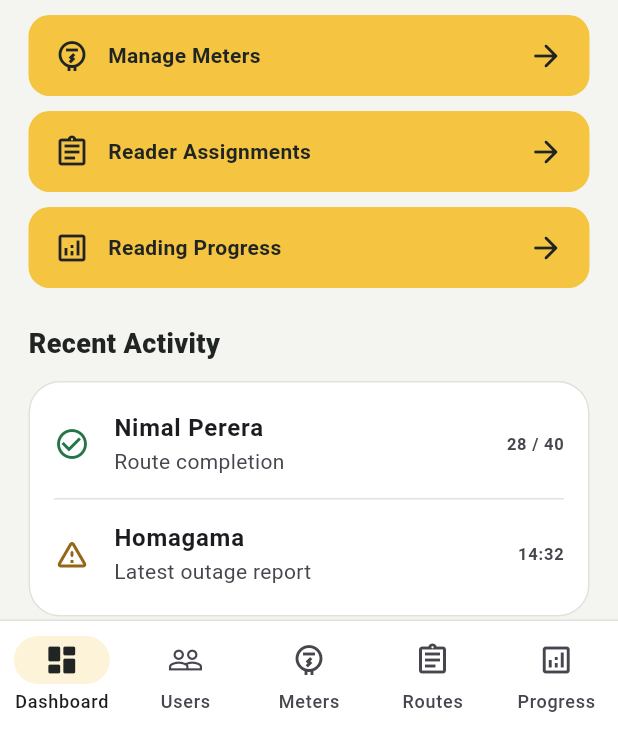
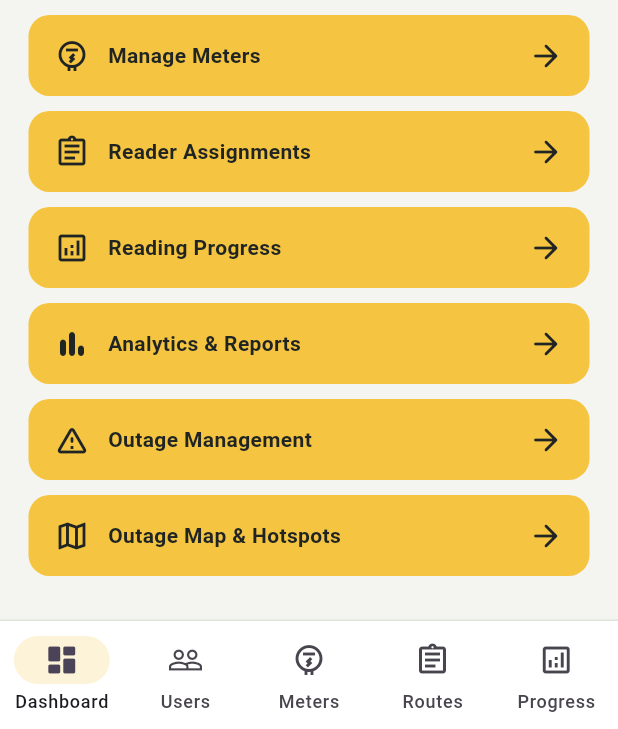
Before and after one commit to ShawindiDinuruvani/MeterMind, a Flutter app: the AdminDashboard screen opened directly, scrolled down 576 dp, on a phone screen of 412 x 824 dp, the part 507-1236 px from its top. Run offline on Flutter 3.47's test engine with Material 3 defaults, Android fonts, the phone set to English and light mode, and no system bars.

Commit message:
Connect all 8 admin pages with dashboard quick actions

```diff
--- a/lib/admin/admin_dashboard.dart
+++ b/lib/admin/admin_dashboard.dart
@@ -5,11 +5,11 @@ import 'manage_users.dart';
 import 'manage_meters.dart';
 import 'meter_reader_assignments.dart';
 import 'reading_progress.dart';
+import 'analytics_reports.dart';
+import 'outage_management.dart';
+import 'outage_map.dart';
 
-// ============================================
 // MeterMind - Smart Energy Glass Theme
-// ============================================
-
 class MMColors {
   static const yellow = Color(0xFFF5C542);
   static const ink = Color(0xFF202523);
@@ -21,10 +21,7 @@ class MMColors {
   static const amber = Color(0xFF936715);
 }
 
-// ============================================
 // Independent Admin App
-// ============================================
-
 void main() {
   runApp(const AdminApp());
 }
@@ -49,16 +46,13 @@ class AdminApp extends StatelessWidget {
           backgroundColor: MMColors.soft,
           foregroundColor: MMColors.ink,
           elevation: 0,
-          centerTitle: false,
         ),
         cardTheme: CardThemeData(
           color: Colors.white,
           elevation: 0,
           shape: RoundedRectangleBorder(
             borderRadius: BorderRadius.circular(21),
-            side: const BorderSide(
-              color: MMColors.line,
-            ),
+            side: const BorderSide(color: MMColors.line),
           ),
         ),
       ),
@@ -67,10 +61,7 @@ class AdminApp extends StatelessWidget {
   }
 }
 
-// ============================================
-// Main Admin Navigation - 5 Pages
-// ============================================
-
+// Main Admin Navigation
 class AdminDashboard extends StatefulWidget {
   const AdminDashboard({super.key});
 
@@ -102,9 +93,7 @@ class _AdminDashboardState extends State<AdminDashboard> {
         decoration: const BoxDecoration(
           color: Colors.white,
           border: Border(
-            top: BorderSide(
-              color: MMColors.line,
-            ),
+            top: BorderSide(color: MMColors.line),
           ),
         ),
         child: SafeArea(
@@ -124,44 +113,27 @@ class _AdminDashboardState extends State<AdminDashboard> {
             destinations: const [
               NavigationDestination(
                 icon: Icon(Icons.dashboard_outlined),
-                selectedIcon: Icon(
-                  Icons.dashboard_rounded,
-                  color: MMColors.ink,
-                ),
+                selectedIcon: Icon(Icons.dashboard_rounded),
                 label: 'Dashboard',
               ),
               NavigationDestination(
                 icon: Icon(Icons.people_outline),
-                selectedIcon: Icon(
-                  Icons.people,
-                  color: MMColors.ink,
-                ),
+                selectedIcon: Icon(Icons.people),
                 label: 'Users',
               ),
               NavigationDestination(
-                icon: Icon(
-                  Icons.electric_meter_outlined,
-                ),
-                selectedIcon: Icon(
-                  Icons.electric_meter,
-                  color: MMColors.ink,
-                ),
+                icon: Icon(Icons.electric_meter_outlined),
+                selectedIcon: Icon(Icons.electric_meter),
                 label: 'Meters',
               ),
               NavigationDestination(
                 icon: Icon(Icons.assignment_outlined),
-                selectedIcon: Icon(
-                  Icons.assignment,
-                  color: MMColors.ink,
-                ),
+                selectedIcon: Icon(Icons.assignment),
                 label: 'Routes',
               ),
               NavigationDestination(
                 icon: Icon(Icons.analytics_outlined),
-                selectedIcon: Icon(
-                  Icons.analytics,
-                  color: MMColors.ink,
-                ),
+                selectedIcon: Icon(Icons.analytics),
                 label: 'Progress',
               ),
             ],
@@ -172,12 +144,16 @@ class _AdminDashboardState extends State<AdminDashboard> {
   }
 }
 
-// ============================================
-// Dashboard Home Page
-// ============================================
-
+// Dashboard Home
 class DashboardHome extends StatelessWidget {
   const DashboardHome({super.key});
+
+  void openPage(BuildContext context, Widget page) {
+    Navigator.push(
+      context,
+      MaterialPageRoute(builder: (_) => page),
+    );
+  }
 
   @override
   Widget build(BuildContext context) {
@@ -213,6 +189,9 @@ class DashboardHome extends StatelessWidget {
         actions: [
           IconButton(
             tooltip: 'Notifications',
+            icon: const Icon(
+              Icons.notifications_none_rounded,
+            ),
             onPressed: () {
               ScaffoldMessenger.of(context).showSnackBar(
                 const SnackBar(
@@ -222,20 +201,12 @@ class DashboardHome extends StatelessWidget {
                 ),
               );
             },
-            icon: const Icon(
-              Icons.notifications_none_rounded,
-            ),
           ),
           const SizedBox(width: 8),
         ],
       ),
       body: ListView(
-        padding: const EdgeInsets.fromLTRB(
-          19,
-          20,
-          19,
-          28,
-        ),
+        padding: const EdgeInsets.fromLTRB(19, 20, 19, 28),
         children: [
           const Text(
             'SUPERVISOR WORKSPACE',
@@ -266,10 +237,7 @@ class DashboardHome extends StatelessWidget {
           ),
           const SizedBox(height: 18),
 
-          // =================================
           // Reading Coverage Card
-          // =================================
-
           Container(
             padding: const EdgeInsets.all(23),
             decoration: BoxDecoration(
@@ -287,8 +255,7 @@ class DashboardHome extends StatelessWidget {
               ),
             ),
             child: const Column(
-              crossAxisAlignment:
-                  CrossAxisAlignment.start,
+              crossAxisAlignment: CrossAxisAlignment.start,
               children: [
                 Text(
                   "Today's reading coverage",
@@ -299,8 +266,7 @@ class DashboardHome extends StatelessWidget {
                 ),
                 SizedBox(height: 10),
                 Row(
-                  crossAxisAlignment:
-                      CrossAxisAlignment.end,
+                  crossAxisAlignment: CrossAxisAlignment.end,
                   children: [
                     Text(
                       '76',
@@ -328,15 +294,14 @@ class DashboardHome extends StatelessWidget {
                 ),
                 SizedBox(height: 14),
                 ClipRRect(
-                  borderRadius:
-                      BorderRadius.all(Radius.circular(10)),
+                  borderRadius: BorderRadius.all(
+                    Radius.circular(10),
+                  ),
                   child: LinearProgressIndicator(
                     value: 0.76,
                     minHeight: 8,
-                    backgroundColor:
-                        Color(0xFF566057),
-                    valueColor:
-                        AlwaysStoppedAnimation<Color>(
+                    backgroundColor: Color(0xFF566057),
+                    valueColor: AlwaysStoppedAnimation<Color>(
                       MMColors.yellow,
                     ),
                   ),
@@ -371,10 +336,7 @@ class DashboardHome extends StatelessWidget {
 
           const SizedBox(height: 13),
 
-          // =================================
           // Statistics Cards
-          // =================================
-
           const Row(
             children: [
               Expanded(
@@ -389,8 +351,7 @@ class DashboardHome extends StatelessWidget {
                 child: _StatCard(
                   title: 'Active meters',
                   value: '2,400',
-                  icon:
-                      Icons.electric_meter_outlined,
+                  icon: Icons.electric_meter_outlined,
                 ),
               ),
             ],
@@ -419,37 +380,29 @@ class DashboardHome extends StatelessWidget {
 
           const SizedBox(height: 18),
 
-          // =================================
           // Outage Alert
-          // =================================
-
           Container(
             padding: const EdgeInsets.all(18),
             decoration: BoxDecoration(
               color: Colors.white,
               borderRadius: BorderRadius.circular(21),
-              border: Border.all(
-                color: MMColors.line,
-              ),
+              border: Border.all(color: MMColors.line),
             ),
             child: Row(
-              crossAxisAlignment:
-                  CrossAxisAlignment.start,
+              crossAxisAlignment: CrossAxisAlignment.start,
               children: [
                 Container(
                   width: 4,
                   height: 90,
                   decoration: BoxDecoration(
                     color: MMColors.amber,
-                    borderRadius:
-                        BorderRadius.circular(4),
+                    borderRadius: BorderRadius.circular(4),
                   ),
                 ),
                 const SizedBox(width: 13),
                 const Expanded(
                   child: Column(
-                    crossAxisAlignment:
-                        CrossAxisAlignment.start,
+                    crossAxisAlignment: CrossAxisAlignment.start,
                     children: [
                       Text(
                         'Potential outage hotspot',
@@ -485,10 +438,7 @@ class DashboardHome extends StatelessWidget {
 
           const SizedBox(height: 24),
 
-          // =================================
-          // Quick Actions
-          // =================================
-
+          // Quick Actions - All 7 Pages
           const Text(
             'Quick Actions',
             style: TextStyle(
@@ -502,68 +452,75 @@ class DashboardHome extends StatelessWidget {
           _ActionButton(
             title: 'Manage Users',
             icon: Icons.people_outline,
-            onTap: () {
-              Navigator.push(
+            onTap: () => openPage(
               context,
-                MaterialPageRoute(
-                  builder: (_) =>
               const ManageUsersPage(),
             ),
-              );
-            },
           ),
           const SizedBox(height: 10),
 
           _ActionButton(
             title: 'Manage Meters',
             icon: Icons.electric_meter_outlined,
-            onTap: () {
-              Navigator.push(
+            onTap: () => openPage(
               context,
-                MaterialPageRoute(
-                  builder: (_) =>
               const ManageMetersPage(),
             ),
-              );
-            },
           ),
           const SizedBox(height: 10),
 
           _ActionButton(
             title: 'Reader Assignments',
             icon: Icons.assignment_outlined,
-            onTap: () {
-              Navigator.push(
+            onTap: () => openPage(
               context,
-                MaterialPageRoute(
-                  builder: (_) =>
               const MeterReaderAssignmentsPage(),
             ),
-              );
-            },
           ),
           const SizedBox(height: 10),
 
           _ActionButton(
             title: 'Reading Progress',
             icon: Icons.analytics_outlined,
-            onTap: () {
-              Navigator.push(
+            onTap: () => openPage(
               context,
-                MaterialPageRoute(
-                  builder: (_) =>
               const ReadingProgressPage(),
             ),
-              );
-            },
+          ),
+          const SizedBox(height: 10),
+
+          _ActionButton(
+            title: 'Analytics & Reports',
+            icon: Icons.bar_chart_rounded,
+            onTap: () => openPage(
+              context,
+              const AnalyticsReportsPage(),
+            ),
+          ),
+          const SizedBox(height: 10),
+
+          _ActionButton(
+            title: 'Outage Management',
+            icon: Icons.warning_amber_rounded,
+            onTap: () => openPage(
+              context,
+              const OutageManagementPage(),
+            ),
+          ),
+          const SizedBox(height: 10),
+
+          _ActionButton(
+            title: 'Outage Map & Hotspots',
+            icon: Icons.map_outlined,
+            onTap: () => openPage(
+              context,
+              const OutageMapPage(),
+            ),
           ),
 
           const SizedBox(height: 24),
 
-          // =================================
           // Recent Activity
-          // =================================
-
           const Text(
             'Recent Activity',
             style: TextStyle(
@@ -582,9 +539,7 @@ class DashboardHome extends StatelessWidget {
             decoration: BoxDecoration(
               color: Colors.white,
               borderRadius: BorderRadius.circular(21),
-              border: Border.all(
-                color: MMColors.line,
-              ),
+              border: Border.all(color: MMColors.line),
             ),
             child: const Column(
               children: [
@@ -600,8 +555,7 @@ class DashboardHome extends StatelessWidget {
                       fontWeight: FontWeight.w600,
                     ),
                   ),
-                  subtitle:
-                      Text('Route completion'),
+                  subtitle: Text('Route completion'),
                   trailing: Text(
                     '28 / 40',
                     style: TextStyle(
@@ -625,8 +579,7 @@ class DashboardHome extends StatelessWidget {
                       fontWeight: FontWeight.w600,
                     ),
                   ),
-                  subtitle:
-                      Text('Latest outage report'),
+                  subtitle: Text('Latest outage report'),
                   trailing: Text(
                     '14:32',
                     style: TextStyle(
@@ -639,7 +592,6 @@ class DashboardHome extends StatelessWidget {
           ),
 
           const SizedBox(height: 15),
-
           const Center(
             child: Text(
               'Demo data · Backend not connected',
@@ -655,10 +607,7 @@ class DashboardHome extends StatelessWidget {
   }
 }
 
-// ============================================
-// Statistics Card Widget
-// ============================================
-
+// Statistics Card
 class _StatCard extends StatelessWidget {
   final String title;
   final String value;
@@ -679,13 +628,10 @@ class _StatCard extends StatelessWidget {
       decoration: BoxDecoration(
         color: Colors.white,
         borderRadius: BorderRadius.circular(21),
-        border: Border.all(
-          color: MMColors.line,
-        ),
+        border: Border.all(color: MMColors.line),
       ),
       child: Column(
-        crossAxisAlignment:
-            CrossAxisAlignment.start,
+        crossAxisAlignment: CrossAxisAlignment.start,
         children: [
           Icon(
             icon,
@@ -725,10 +671,7 @@ class _StatCard extends StatelessWidget {
   }
 }
 
-// ============================================
 // Yellow Quick Action Button
-// ============================================
-
 class _ActionButton extends StatelessWidget {
   final String title;
   final IconData icon;
@@ -755,10 +698,7 @@ class _ActionButton extends StatelessWidget {
           ),
           child: Row(
             children: [
-              Icon(
-                icon,
-                color: MMColors.ink,
-              ),
+              Icon(icon, color: MMColors.ink),
               const SizedBox(width: 12),
               Expanded(
                 child: Text(
```
Lines whose indentation alone changed are shown as unchanged.
